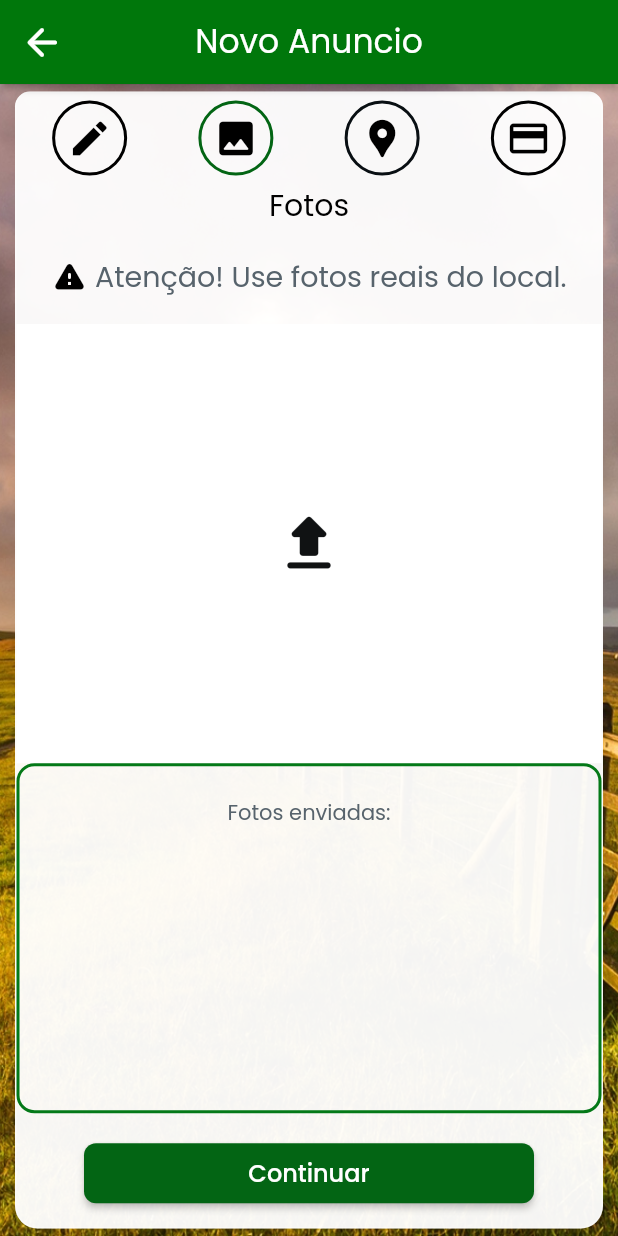
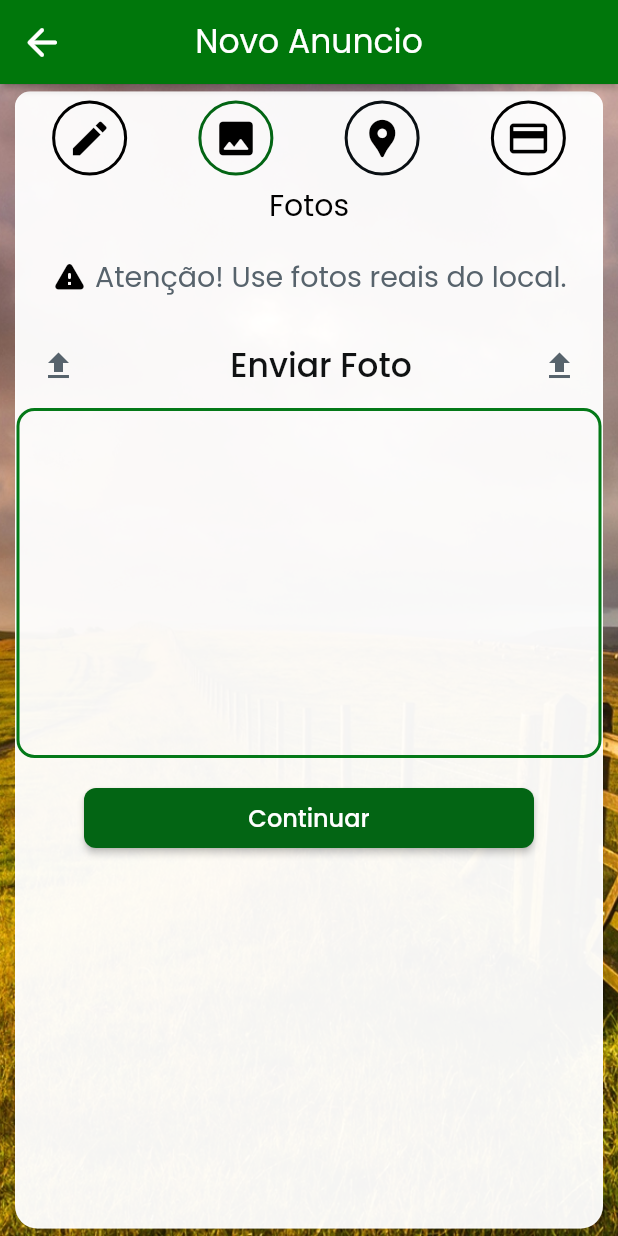
Before and after one commit to Guilhermefariareis/agronp, a Flutter app: the NovoAnuncioImagensWidget screen opened by its route, on a phone screen of 412 x 824 dp. Run offline on Flutter 3.47's test engine with Material 2 defaults, Android fonts, the phone set to English and light mode, and no system bars; drawn by our look-alikes of auto_size_text; our stand-ins replace cached_network_image, easy_debounce, flutter_animate, font_awesome_flutter, from_css_color, go_router and 9 more; missing offline and left inert: json_path; accounts and stored records are empty.

Commit message:
att fotos

```diff
--- a/lib/tela_novo_anuncio/novo_anuncio/novo_anuncio_widget.dart
+++ b/lib/tela_novo_anuncio/novo_anuncio/novo_anuncio_widget.dart
@@ -1219,7 +1219,7 @@ class _NovoAnuncioWidgetState extends State<NovoAnuncioWidget> {
                             },
                             text: 'Confirmar',
                             options: FFButtonOptions(
-                              width: 300,
+                              width: 350,
                               height: 40,
                               padding:
                                   EdgeInsetsDirectional.fromSTEB(0, 0, 0, 0),
--- a/lib/tela_novo_anuncio/novo_anuncio_imagens/novo_anuncio_imagens_widget.dart
+++ b/lib/tela_novo_anuncio/novo_anuncio_imagens/novo_anuncio_imagens_widget.dart
@@ -1,3 +1,7 @@
+import 'dart:io';
+
+import 'package:image_picker/image_picker.dart';
+
 import '/flutter_flow/flutter_flow_icon_button.dart';
 import '/flutter_flow/flutter_flow_theme.dart';
 import '/flutter_flow/flutter_flow_util.dart';
@@ -19,6 +23,12 @@ class NovoAnuncioImagensWidget extends StatefulWidget {
 
 class _NovoAnuncioImagensWidgetState extends State<NovoAnuncioImagensWidget> {
   late NovoAnuncioImagensModel _model;
+
+  ImagePicker imagePicker = ImagePicker();
+
+  XFile? imagemSelecionada;
+
+  List<XFile> _imageList = [];
 
   final scaffoldKey = GlobalKey<ScaffoldState>();
   final _unfocusNode = FocusNode();
@@ -214,51 +224,76 @@ class _NovoAnuncioImagensWidgetState extends State<NovoAnuncioImagensWidget> {
                       ],
                     ),
                   ),
-                  Container(
-                    width: 100.0,
-                    height: 292.8,
-                    decoration: BoxDecoration(
-                      color: FlutterFlowTheme.of(context).secondaryBackground,
-                    ),
-                    child: FlutterFlowIconButton(
-                      borderColor: Colors.transparent,
-                      borderRadius: 30.0,
-                      borderWidth: 1.0,
-                      buttonSize: 60.0,
-                      icon: Icon(
-                        Icons.upload_rounded,
-                        color: FlutterFlowTheme.of(context).primaryText,
-                        size: 50.0,
+                  Align(
+                    alignment: AlignmentDirectional(-1, -1),
+                    child: ListTile(
+                      title: Text(
+                        'Enviar Foto',
+                        textAlign: TextAlign.center,
+                        style: FlutterFlowTheme.of(context).titleLarge,
                       ),
-                      onPressed: () {
-                        print('IconButton pressed ...');
-                      },
+                      leading: Icon(
+                        Icons.upload,
+                        color: FlutterFlowTheme.of(context).secondaryText,
+                      ),
+                      onTap: selecionarFoto,
+                      trailing: Icon(
+                        Icons.upload,
+                        color: FlutterFlowTheme.of(context).secondaryText,
+                      ),
+                      tileColor:
+                          FlutterFlowTheme.of(context).secondaryBackground,
+                      dense: false,
                     ),
                   ),
                   Container(
-                    width: 100.0,
+                    width: 100,
                     height: 233.3,
                     decoration: BoxDecoration(
                       color: Color(0x00FFFFFF),
-                      borderRadius: BorderRadius.circular(12.0),
+                      borderRadius: BorderRadius.circular(12),
                       border: Border.all(
                         color: Color(0xFF047918),
-                        width: 2.0,
+                        width: 2,
                       ),
                     ),
-                    child: Row(
-                      mainAxisSize: MainAxisSize.min,
-                      children: [
-                        Expanded(
-                          child: Align(
-                            alignment: AlignmentDirectional(0.0, -0.8),
-                            child: Text(
-                              'Fotos enviadas:',
-                              style: FlutterFlowTheme.of(context).bodyMedium,
-                            ),
+                    child: Expanded(
+                      child: GridView.builder(
+                          padding: EdgeInsets.zero,
+                          gridDelegate:
+                              const SliverGridDelegateWithFixedCrossAxisCount(
+                            crossAxisCount: 3,
+                            //      mainAxisSpacing: 1,
+                            // childAspectRatio: 1,
                           ),
-                        ),
-                      ],
+                          itemCount: _imageList.length,
+                          itemBuilder: (BuildContext context, int index) {
+                            return Padding(
+                              padding: const EdgeInsets.all(2.0),
+                              child: Stack(
+                                children: [
+                                  Image.file(
+                                    File(_imageList[index].path),
+                                    fit: BoxFit.cover,
+                                  ),
+                                  Positioned(
+                                    right: 20,
+                                    child: Container(
+                                      color: Color.fromRGBO(255, 255, 244, 0.2),
+                                      child: IconButton(
+                                        onPressed: () {
+                                          _imageList.removeAt(index);
+                                          setState(() {});
+                                        },
+                                        icon: Icon(Icons.delete),
+                                        color: Colors.red[500],
+                                      ),
+                                    ),
+                                  ),
+                                ],
+                              ),
+                            );
+                          }),
                     ),
                   ),
                   Align(
@@ -301,4 +336,14 @@ class _NovoAnuncioImagensWidgetState extends State<NovoAnuncioImagensWidget> {
       ),
     );
   }
+
+  selecionarFoto() async {
+    final XFile? imagemTemporaria =
+        // ignore: deprecated_member_use
+        await imagePicker.pickImage(source: ImageSource.gallery);
+    if (imagemTemporaria!.path.isNotEmpty) {
+      _imageList.add(imagemTemporaria);
+    }
+    setState(() {});
+  }
 }
--- a/pubspec.yaml
+++ b/pubspec.yaml
@@ -61,7 +61,7 @@ dependencies:
   url_launcher_android: 6.0.27
   url_launcher_ios: 6.1.4
   url_launcher_platform_interface: 2.1.2
-
+  image_picker: ^0.8.7+5
 
   # The following adds the Cupertino Icons font to your application.
   # Use with the CupertinoIcons class for iOS style icons.
```
Also changed, not shown: pubspec.lock, 2 other files.
